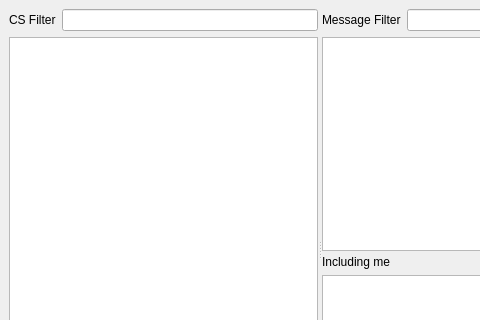
First picture: the form in mqt/MqtKSTClient/kstmainwindow.ui, repository Rsclub22/Minos2-Mirror, before the edit; both pictures show x 0 to 480 and y 0 to 320 of the 713 by 623 pixel window.
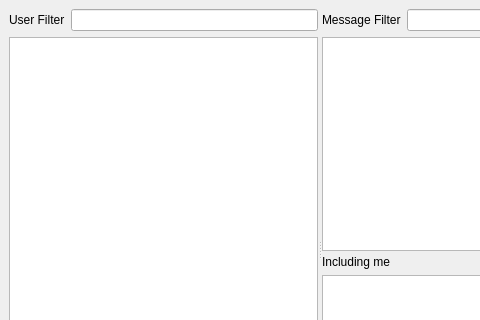
Second picture: the form after the edit. Custom widgets are drawn as their Qt base class.

```diff
--- a/mqt/MqtKSTClient/kstmainwindow.ui
+++ b/mqt/MqtKSTClient/kstmainwindow.ui
@@ -33,7 +33,7 @@
           <item>
            <widget class="QLabel" name="label">
             <property name="text">
-             <string>CS Filter</string>
+             <string>User Filter</string>
             </property>
            </widget>
           </item>
```
